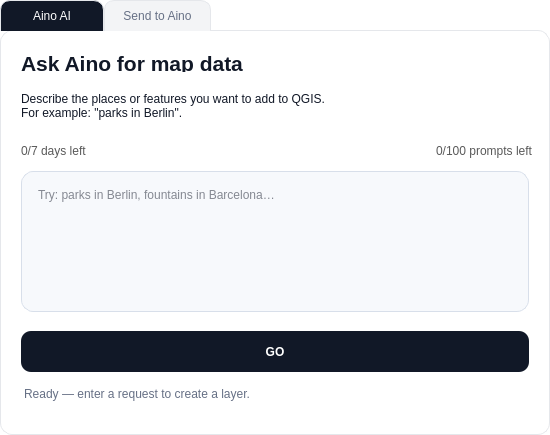
The window that src/main_tab/ui_files/main.ui (Aino-Technology/aino-qgis-plugin) describes before a commit, drawn with Qt 5.
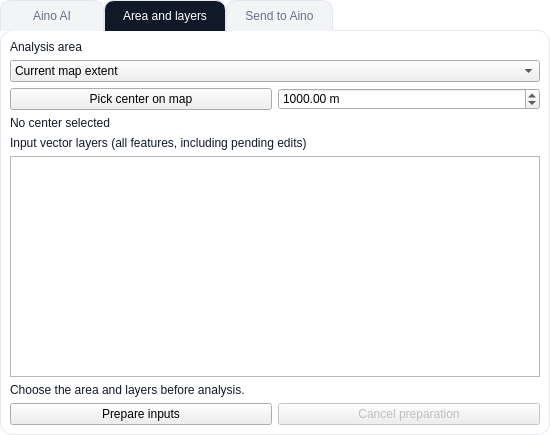
The same window after the commit. The open tabs and pages were chosen to show the change.

Commit message: #minor: capture QGIS analysis areas layers and styles

What changed in the file:
```diff
--- a/src/main_tab/ui_files/main.ui
+++ b/src/main_tab/ui_files/main.ui
@@ -441,6 +441,29 @@
     </property>
    </widget>
   </widget>
+  <widget class="QWidget" name="inputs_tab">
+   <attribute name="title"><string>Area and layers</string></attribute>
+   <layout class="QVBoxLayout" name="inputs_layout">
+    <item><widget class="QLabel" name="area_label"><property name="text"><string>Analysis area</string></property></widget></item>
+    <item><widget class="QComboBox" name="area_mode">
+     <item><property name="text"><string>Current map extent</string></property></item>
+     <item><property name="text"><string>Selected polygon features in checked layers</string></property></item>
+     <item><property name="text"><string>Point on map and radius</string></property></item>
+    </widget></item>
+    <item><layout class="QHBoxLayout" name="radius_layout">
+     <item><widget class="QPushButton" name="center_button"><property name="text"><string>Pick center on map</string></property></widget></item>
+     <item><widget class="QDoubleSpinBox" name="radius_input"><property name="suffix"><string> m</string></property><property name="minimum"><double>0.010000000000000</double></property><property name="maximum"><double>20000000.000000000000000</double></property><property name="value"><double>1000.000000000000000</double></property></widget></item>
+    </layout></item>
+    <item><widget class="QLabel" name="center_label"><property name="text"><string>No center selected</string></property><property name="wordWrap"><bool>true</bool></property></widget></item>
+    <item><widget class="QLabel" name="inputs_label"><property name="text"><string>Input vector layers (all features, including pending edits)</string></property></widget></item>
+    <item><widget class="QListWidget" name="input_layers"/></item>
+    <item><widget class="QLabel" name="capture_status"><property name="text"><string>Choose the area and layers before analysis.</string></property><property name="wordWrap"><bool>true</bool></property></widget></item>
+    <item><layout class="QHBoxLayout" name="capture_buttons">
+     <item><widget class="QPushButton" name="preview_inputs_button"><property name="text"><string>Prepare inputs</string></property></widget></item>
+     <item><widget class="QPushButton" name="cancel_capture_button"><property name="text"><string>Cancel preparation</string></property><property name="enabled"><bool>false</bool></property></widget></item>
+    </layout></item>
+   </layout>
+  </widget>
   <widget class="QWidget" name="upload_tab">
    <attribute name="title">
     <string>Send to Aino</string>
```
The commit also changes 9 other files.
